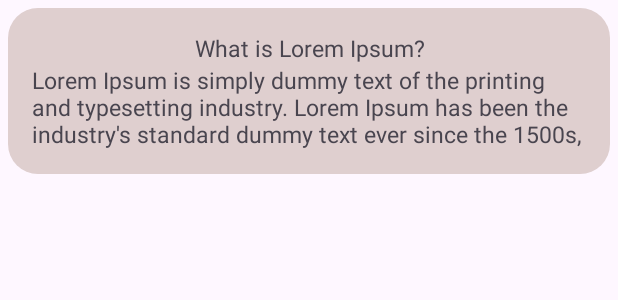
After one commit to erdemserhat/Conceptor, an Android app: the layout recyclerview_post_row.xml on its own in the app's theme, with its tools: preview values and no code run, on a phone screen of 412 x 824 dp. The commit adds this screen. Shown: the top 300 px of the screen. Run offline under Robolectric (Android 15) with nearby library versions, the phone set to English and light mode, and no system bars.

```diff
--- a/app/src/main/java/com/erdemserhat/conceptor/data/database/repository/posts/Posts.kt
+++ b/app/src/main/java/com/erdemserhat/conceptor/data/database/repository/posts/Posts.kt
@@ -1,5 +1,6 @@
 package com.erdemserhat.conceptor.data.database.repository.posts
 
+import java.io.Serializable
 import java.sql.Blob
 
 data class Posts(
@@ -9,4 +10,4 @@ data class Posts(
     val id:Int?=null
 
 
-)
+):Serializable
--- a/app/src/main/java/com/erdemserhat/conceptor/ui/importer/presenter/ImporterPresenter.kt
+++ b/app/src/main/java/com/erdemserhat/conceptor/ui/importer/presenter/ImporterPresenter.kt
@@ -7,6 +7,7 @@ import android.provider.MediaStore
 import androidx.core.content.ContextCompat
 import com.erdemserhat.conceptor.data.database.AppDatabase
 import com.erdemserhat.conceptor.data.database.repository.posts.Posts
+import com.erdemserhat.conceptor.ui.main.view.MainActivity
 
 class ImporterPresenter : ImporterContract.Presenter {
 
@@ -60,6 +61,9 @@ class ImporterPresenter : ImporterContract.Presenter {
         val appDatabase: AppDatabase = AppDatabase(view!!.getViewContext())
         appDatabase.insertPost(post)
         appDatabase.readPosts()
+        val intent :Intent =Intent(view!!.getViewContext(),MainActivity::class.java)
+        intent.addFlags(Intent.FLAG_ACTIVITY_CLEAR_TOP)///-----> Important
+        view!!.getViewContext().startActivity(intent)
 
     }
 
--- /dev/null
+++ b/app/src/main/res/drawable/oval_background.xml
@@ -0,0 +1,6 @@
+<?xml version="1.0" encoding="utf-8"?>
+<shape xmlns:android="http://schemas.android.com/apk/res/android"
+    android:shape="rectangle">
+    <corners android:radius="20dp" /> <!-- 20dp oval köşe yarıçapı, istediğiniz değeri kullanabilirsiniz -->
+    <solid android:color="#DFCFCF" /> <!-- Arka plan rengi, istediğiniz rengi buradan seçebilirsiniz -->
+</shape>
--- a/app/src/main/res/layout/details_activity.xml
+++ b/app/src/main/res/layout/details_activity.xml
@@ -19,7 +19,6 @@
         android:layout_width="300dp"
         android:layout_height="300dp"
         android:id="@+id/detailsActivityPostImage"
-        android:src="@drawable/ic_launcher_foreground"
         android:layout_marginTop="10dp"
         android:layout_gravity="center"
         android:contentDescription="@string/example_post_image_transcription">
--- /dev/null
+++ b/app/src/main/res/layout/recyclerview_post_row.xml
@@ -0,0 +1,29 @@
+<?xml version="1.0" encoding="utf-8"?>
+<LinearLayout xmlns:android="http://schemas.android.com/apk/res/android"
+    android:layout_width="match_parent"
+    android:background="@drawable/oval_background"
+    android:orientation="vertical"
+    android:layout_margin="5dp"
+    android:padding="16dp"
+    android:layout_height="wrap_content">
+
+    <TextView
+        android:layout_width="match_parent"
+        android:layout_height="wrap_content"
+        android:id="@+id/recyclerViewPostRowTitle"
+        android:text="@string/example_post_title"
+        android:gravity="center"
+        android:textSize="15sp">
+    </TextView>
+
+    <TextView
+        android:layout_width="match_parent"
+        android:layout_height="wrap_content"
+        android:maxLines="3"
+        android:id="@+id/recyclerViewPostRowDescription"
+        android:text="@string/example_post_transcription"
+        android:textSize="15sp">
+
+    </TextView>
+
+</LinearLayout>
```
Also changed, not shown: app/src/main/java/com/erdemserhat/conceptor/data/database/AppDatabase.kt (+11 -3 lines), app/src/main/java/com/erdemserhat/conceptor/ui/detailer/view/DetailerActivity.kt (+21 -0 lines), app/src/main/java/com/erdemserhat/conceptor/ui/importer/view/ImporterActivity.kt (+7 -3 lines), app/src/main/java/com/erdemserhat/conceptor/ui/main/adapters/PostsAdapter.kt (added, +43 -0 lines), app/src/main/java/com/erdemserhat/conceptor/ui/main/view/MainActivity.kt (+14 -0 lines), app/src/main/java/com/erdemserhat/conceptor/utils/AppConstants.kt (+25 -3 lines).
